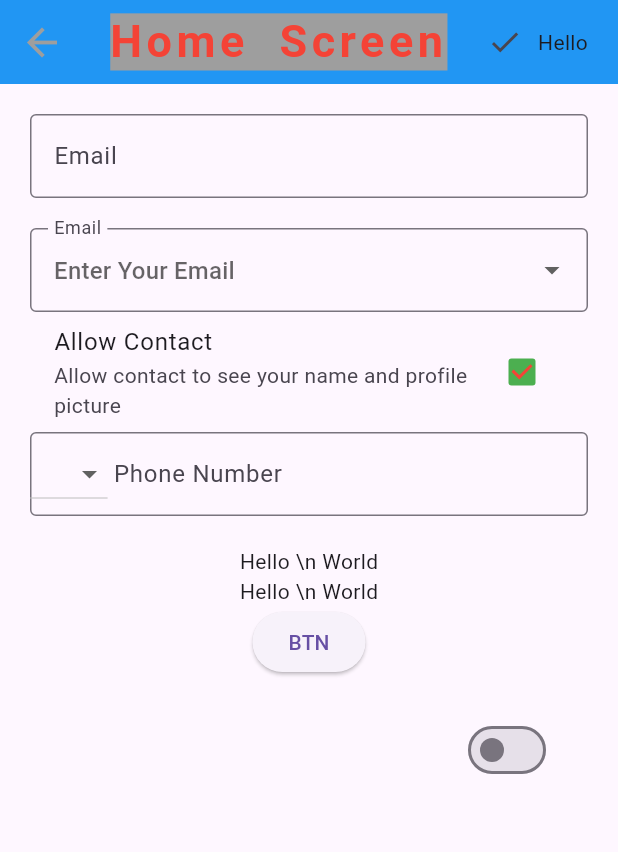
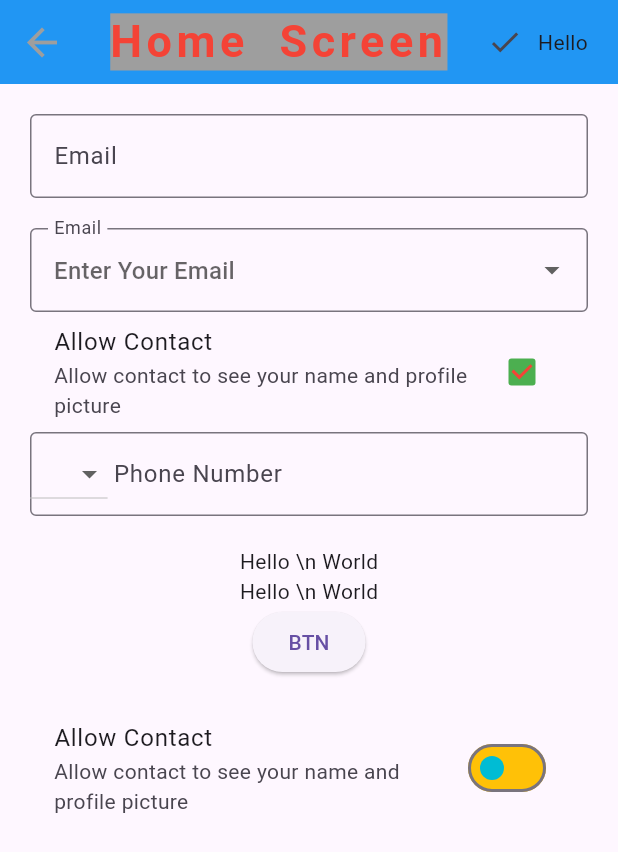
Before and after one commit to a-saber/nti7_flutter, a Flutter app: the screen it shows after launch, on a phone screen of 412 x 824 dp. Shown: the top 852 px of the screen. Run offline on Flutter 3.47's test engine with Material 3 defaults, Android fonts, the phone set to English and light mode, and no system bars.

Commit message:
stf switch

```diff
--- a/lib/main.dart
+++ b/lib/main.dart
@@ -227,7 +227,8 @@ class HomeScreen extends StatelessWidget {
                 child: Text('BTN'),
               ),
               SizedBox(height: 20),
-              TestSwitch()
+              TestSwitch(),
+
             ],
           ),
         ),
@@ -277,6 +278,15 @@ class TestSwitchState extends State<TestSwitch> {
   @override
   Widget build(BuildContext context) {
     return SwitchListTile(
+      activeColor:  Colors.green,
+      inactiveThumbColor: Colors.cyan,
+      activeTrackColor: Colors.red,
+      inactiveTrackColor: Colors.amber,
+      onFocusChange: (bool value){
+        print('On Focus Change: $value');
+      },
+      title: Text('Allow Contact'),
+      subtitle: Text('Allow contact to see your name and profile picture'),
       value: value,
       onChanged: (v) {
         setState(() {
```
